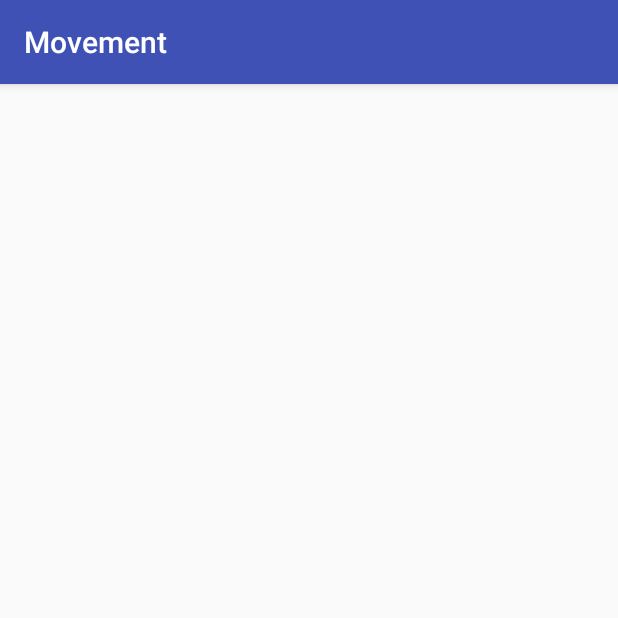
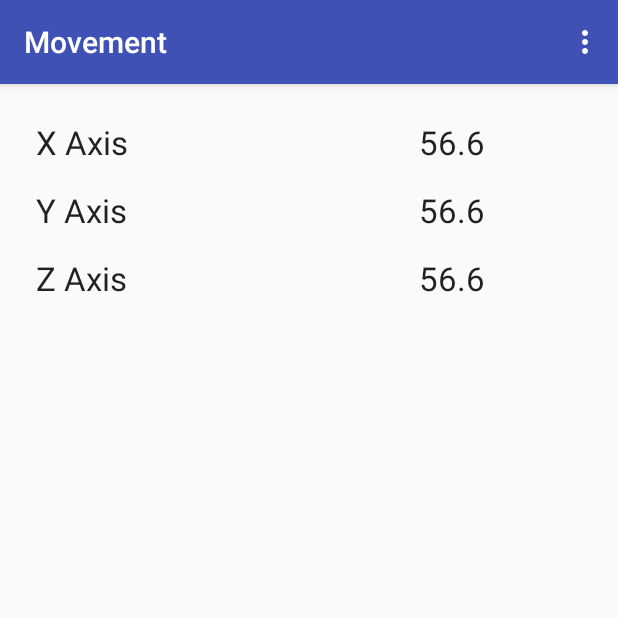
Before and after one commit to ivadimn/Movement, an Android app: the screen it shows after launch (MainActivity), on a phone screen of 412 x 824 dp, the top half of it. Run offline under Robolectric (Android 15) with nearby library versions, the phone set to English and light mode, and no system bars.

Commit message:
доработки

```diff
--- a/Movement/app/src/main/java/ru/ivadimn/movement/MainActivity.java
+++ b/Movement/app/src/main/java/ru/ivadimn/movement/MainActivity.java
@@ -1,5 +1,6 @@
 package ru.ivadimn.movement;
 
+import android.content.SharedPreferences;
 import android.hardware.Sensor;
 import android.hardware.SensorEvent;
 import android.hardware.SensorEventListener;
@@ -8,40 +9,128 @@ import android.support.v7.app.AppCompatActivity;
 import android.os.Bundle;
 import android.telephony.SmsManager;
 import android.util.Log;
+import android.view.Menu;
+import android.view.MenuItem;
 import android.widget.TextView;
 
 import java.util.Timer;
 import java.util.TimerTask;
 
-public class MainActivity extends AppCompatActivity {
+import ru.ivadimn.movement.interfaces.Dlgable;
 
-    public static final String TAG = "MOVEMENT";
-    public static final String TELEPHONE = "+79992125549";
+public class MainActivity extends AppCompatActivity implements Dlgable {
+
+    public static final String TAG = "ru.ivadimn.movement";
+    public static final String TELEPHONE = "+79852396274";
     public static final String TEXT_MESSAGE = "Машина двинулась";
 
 
+    public static final String TAG_PHONE_NUMBER = "PHONE_NUMBER";
+    public static final String TAG_LOGGING = "LOGGING";
+    private final int TIMEOUT = 1000;
+
+    private String phone_number;
+    private boolean logging = false;
     private String valuesInfo;
-    private TextView tvText;
+    private TextView tvXAxis;
+    private TextView tvYAxis;
+    private TextView tvZAxis;
     private SensorManager sensorManager;
     private Sensor sensorLinAccel;
     float[] valuesLinAccel = new float[3];
     Timer timer;
-    StringBuilder sb = new StringBuilder();
 
     @Override
     protected void onCreate(Bundle savedInstanceState) {
         super.onCreate(savedInstanceState);
         setContentView(R.layout.activity_main);
-        tvText = (TextView) findViewById(R.id.tvText);
+        tvXAxis = (TextView) findViewById(R.id.tv_x_axis_id);
+        tvYAxis = (TextView) findViewById(R.id.tv_y_axis_id);
+        tvZAxis = (TextView) findViewById(R.id.tv_z_axis_id);
         sensorManager = (SensorManager) getSystemService(SENSOR_SERVICE);
         sensorLinAccel = sensorManager.getDefaultSensor(Sensor.TYPE_LINEAR_ACCELERATION);
         Log.d(TAG, "onCreate was worked");
-
+    }
+    @Override
+    protected void onResume() {
+        super.onResume();
+        restoreData();
+        turnOn();
+    }
+    @Override
+    protected void onPause() {
+        super.onPause();
+        turnOff();
+        saveData();
+    }
+    @Override
+    public boolean onCreateOptionsMenu(Menu menu) {
+        getMenuInflater().inflate(R.menu.main_menu, menu);
+        return true;
     }
 
     @Override
-    protected void onResume() {
-        super.onResume();
+    public boolean onOptionsItemSelected(MenuItem item) {
+
+        switch(item.getItemId()) {
+            case R.id.mi_phone_number_id:
+                changeNumberDlg();
+                break;
+            case R.id.mi_logging_id :
+                logging = logging ? false : true;
+                item.setChecked(logging);
+                break;
+        }
+        return true;
+    }
+
+    String format(float values[]) {
+        return String.format("%1$.1f\t\t%2$.1f\t\t%3$.1f", values[0], values[1],
+                values[2]);
+    }
+    void showInfo() {
+        tvXAxis.setText(String.format("%1$.1f", valuesLinAccel[0]));
+        tvYAxis.setText(String.format("%1$.1f", valuesLinAccel[1]));
+        tvZAxis.setText(String.format("%1$.1f", valuesLinAccel[2]));
+    }
+
+    SensorEventListener listener = new SensorEventListener() {
+        @Override
+        public void onSensorChanged(SensorEvent sensorEvent) {
+            for (int i = 0; i < 3; i++) {
+                valuesLinAccel[i] = sensorEvent.values[i];
+            }
+        }
+        @Override
+        public void onAccuracyChanged(Sensor sensor, int i) {
+
+        }
+    };
+    public void sendSms() {
+        SmsManager smsManager = SmsManager.getDefault();
+        smsManager.sendTextMessage(phone_number, null, TEXT_MESSAGE, null, null);
+    }
+    public void reaction() {
+        if (Math.abs(valuesLinAccel[0]) > 2 || Math.abs(valuesLinAccel[1]) > 2 ||
+                Math.abs(valuesLinAccel[2]) > 2) {
+            showInfo();
+            //sendSms();
+        }
+    }
+    private void restoreData() {
+        SharedPreferences preferences = getSharedPreferences(TAG, MODE_PRIVATE);
+        phone_number = preferences.getString(TAG_PHONE_NUMBER, TELEPHONE);
+        logging = preferences.getBoolean(TAG_LOGGING, false);
+    }
+
+    private void saveData() {
+        SharedPreferences preferences = getSharedPreferences(TAG, MODE_PRIVATE);
+        SharedPreferences.Editor  editor = preferences.edit();
+        editor.putString(TAG_PHONE_NUMBER, phone_number).apply();
+        editor.putBoolean(TAG_LOGGING, logging);
+    }
+
+    private void turnOn() {
         sensorManager.registerListener(listener, sensorLinAccel,SensorManager.SENSOR_DELAY_NORMAL);
         timer = new Timer();
         TimerTask task = new TimerTask() {
@@ -55,51 +144,28 @@ public class MainActivity extends AppCompatActivity {
                 });
             }
         };
-        timer.schedule(task, 0, 1000);
+        timer.schedule(task, 0, TIMEOUT);
     }
-    @Override
-    protected void onPause() {
-        super.onPause();
+    private void turnOff() {
         sensorManager.unregisterListener(listener);
         timer.cancel();
     }
 
-    String format(float values[]) {
-        return String.format("%1$.1f\t\t%2$.1f\t\t%3$.1f", values[0], values[1],
-                values[2]);
+    @Override
+    public void onOkClick(final String s) {
+        phone_number = s;
     }
 
-    void showInfo() {
-        sb.setLength(0);
-        sb.append("\nLin accel : " + format(valuesLinAccel));
-        tvText.setText(sb);
-        Log.d(TAG, "showInfo was worked");
+    @Override
+    public void onCancelClick() {
+
     }
 
-    SensorEventListener listener = new SensorEventListener() {
-        @Override
-        public void onSensorChanged(SensorEvent sensorEvent) {
-            for (int i = 0; i < 3; i++) {
-                valuesLinAccel[i] = sensorEvent.values[i];
-            }
-        }
-
-        @Override
-        public void onAccuracyChanged(Sensor sensor, int i) {
-
-        }
-    };
-
-    public void sendSms() {
-        SmsManager smsManager = SmsManager.getDefault();
-        smsManager.sendTextMessage(TELEPHONE, null, TEXT_MESSAGE, null, null);
-    }
-
-    public void reaction() {
-        if (Math.abs(valuesLinAccel[0]) > 2 || Math.abs(valuesLinAccel[1]) > 2 ||
-                Math.abs(valuesLinAccel[2]) > 2) {
-            showInfo();
-            sendSms();
-        }
+    private void changeNumberDlg() {
+        Bundle bundle = new Bundle();
+        bundle.putString(TAG_PHONE_NUMBER, phone_number);
+        PhoneDlg dlg = new PhoneDlg();
+        dlg.setArguments(bundle);
+        dlg.show(getSupportFragmentManager(), PhoneDlg.TAG);
     }
 }
--- /dev/null
+++ b/Movement/app/src/main/java/ru/ivadimn/movement/interfaces/Dlgable.java
@@ -0,0 +1,10 @@
+package ru.ivadimn.movement.interfaces;
+
+/**
+ * Created by vadim on 19.11.2016.
+ */
+
+public interface Dlgable  {
+    public void onOkClick(final String s);
+    public void onCancelClick();
+}
--- a/Movement/app/src/main/res/layout/activity_main.xml
+++ b/Movement/app/src/main/res/layout/activity_main.xml
@@ -1,7 +1,8 @@
 <?xml version="1.0" encoding="utf-8"?>
-<RelativeLayout xmlns:android="http://schemas.android.com/apk/res/android"
+<LinearLayout xmlns:android="http://schemas.android.com/apk/res/android"
     xmlns:tools="http://schemas.android.com/tools"
     android:id="@+id/activity_main"
+    android:orientation="vertical"
     android:layout_width="match_parent"
     android:layout_height="match_parent"
     android:paddingBottom="@dimen/activity_vertical_margin"
@@ -10,9 +11,76 @@
     android:paddingTop="@dimen/activity_vertical_margin"
     tools:context="ru.ivadimn.movement.MainActivity">
 
+    <LinearLayout
+        android:layout_width="match_parent"
+        android:layout_height="wrap_content"
+        android:layout_margin="@dimen/view_margin"
+        android:orientation="horizontal">
+        <TextView
+            android:layout_width="match_parent"
+            android:layout_height="wrap_content"
+            android:textAppearance="?android:attr/textAppearanceLarge"
+            android:text="@string/x_axis"
+            android:layout_weight="3"/>
+        <TextView
+            android:id="@+id/tv_x_axis_id"
+            android:layout_width="match_parent"
+            android:layout_height="wrap_content"
+            android:textAppearance="?android:attr/textAppearanceLarge"
+            android:layout_weight="7"
+            android:text="56.6"/>
+    </LinearLayout>
+
+    <LinearLayout
+        android:layout_width="match_parent"
+        android:layout_height="wrap_content"
+        android:layout_margin="@dimen/view_margin"
+        android:orientation="horizontal">
+        <TextView
+            android:layout_width="match_parent"
+            android:layout_height="wrap_content"
+            android:textAppearance="?android:attr/textAppearanceLarge"
+            android:text="@string/y_axis"
+            android:layout_weight="3"/>
+        <TextView
+            android:id="@+id/tv_y_axis_id"
+            android:layout_width="match_parent"
+            android:layout_height="wrap_content"
+            android:textAppearance="?android:attr/textAppearanceLarge"
+            android:layout_weight="7"
+            android:text="56.6"/>
+    </LinearLayout>
+    <LinearLayout
+        android:layout_width="match_parent"
+        android:layout_height="wrap_content"
+        android:layout_margin="@dimen/view_margin"
+        android:orientation="horizontal">
+        <TextView
+            android:layout_width="match_parent"
+            android:layout_height="wrap_content"
+            android:textAppearance="?android:attr/textAppearanceLarge"
+            android:text="@string/z_axis"
+            android:layout_weight="3"/>
+        <TextView
+            android:id="@+id/tv_z_axis_id"
+            android:layout_width="match_parent"
+            android:layout_height="wrap_content"
+            android:textAppearance="?android:attr/textAppearanceLarge"
+            android:layout_weight="7"
+            android:text="56.6"/>
+    </LinearLayout>
+
+
+
+
+
+
     <TextView
         android:id="@+id/tvText"
         android:layout_width="wrap_content"
         android:layout_height="wrap_content"
         android:textAppearance="?android:attr/textAppearanceLarge"/>
-</RelativeLayout>
+
+
+
+</LinearLayout>
--- /dev/null
+++ b/Movement/app/src/main/res/menu/main_menu.xml
@@ -0,0 +1,10 @@
+<?xml version="1.0" encoding="utf-8"?>
+<menu xmlns:android="http://schemas.android.com/apk/res/android">
+    <item android:id="@+id/mi_phone_number_id"
+        android:title="@string/mi_phone_number"></item>
+    <item android:id="@+id/mi_logging_id"
+        android:title="@string/mi_logging"
+        android:checkable="true"
+        android:checked="false"></item>
+
+</menu>
--- a/Movement/app/src/main/res/values/colors.xml
+++ b/Movement/app/src/main/res/values/colors.xml
@@ -3,4 +3,6 @@
     <color name="colorPrimary">#3F51B5</color>
     <color name="colorPrimaryDark">#303F9F</color>
     <color name="colorAccent">#FF4081</color>
+
+    <!-- custom colors-->
 </resources>
--- a/Movement/app/src/main/res/values/dimens.xml
+++ b/Movement/app/src/main/res/values/dimens.xml
@@ -2,4 +2,9 @@
     <!-- Default screen margins, per the Android Design guidelines. -->
     <dimen name="activity_horizontal_margin">16dp</dimen>
     <dimen name="activity_vertical_margin">16dp</dimen>
+
+    <!--размеры отступов и полей-->
+    <dimen name="view_margin">8dp</dimen>
+    <dimen name="view_padding">4dp</dimen>
+    <dimen name="stroke_width">4dp</dimen>
 </resources>
--- a/Movement/app/src/main/res/values/strings.xml
+++ b/Movement/app/src/main/res/values/strings.xml
@@ -1,3 +1,17 @@
 <resources>
     <string name="app_name">Movement</string>
+    <!-- Menu titles-->
+    <string name="mi_phone_number">Phone number</string>
+    <string name="mi_logging">Logging</string>
+
+    <!-- Coordinate -->
+    <string name="x_axis">X Axis</string>
+    <string name="y_axis">Y Axis</string>
+    <string name="z_axis">Z Axis</string>
+
+    <string name="set_phone_number">Set phone number</string>
+
+    <!-- dialog buttons-->
+    <string name="btn_ok">Ok</string>
+    <string name="btn_cancel">Cancel</string>
 </resources>
```
Also changed, not shown: Movement/app/src/main/java/ru/ivadimn/movement/PhoneDlg.java (added, +51 -0 lines), Movement/app/src/main/res/layout/phone_number_dlg.xml (added, +13 -0 lines), 1 other file.
